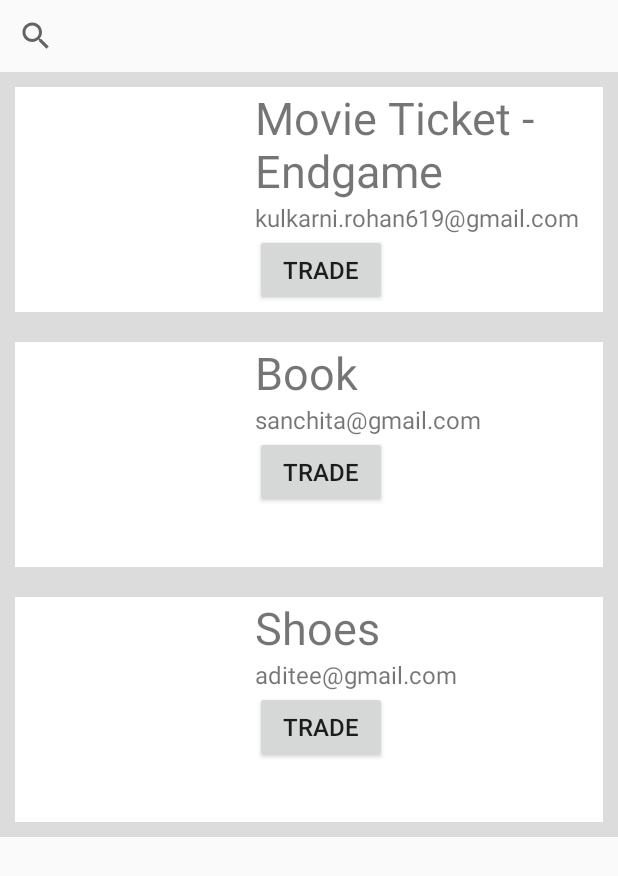
After one commit to averma74/AndroidProject_PaceArcadian, an Android app: the TradeInventory screen opened directly, with no data from a screen before it, on a phone screen of 412 x 824 dp. The commit adds this screen. Shown: the top 876 px of the screen. Run offline under Robolectric (Android 15) with nearby library versions, the phone set to English and light mode, and no system bars.

Commit message:
Trade feed functionality

```diff
--- a/PaceArcadian/app/src/main/AndroidManifest.xml
+++ b/PaceArcadian/app/src/main/AndroidManifest.xml
@@ -38,6 +38,7 @@
                 <category android:name="android.intent.category.LAUNCHER" />
             </intent-filter>
         </activity>
+        <activity android:name=".TradeInventory" />
     </application>
 
 </manifest>
--- a/PaceArcadian/app/src/main/java/com/example/pacearcadian/MainActivity.java
+++ b/PaceArcadian/app/src/main/java/com/example/pacearcadian/MainActivity.java
@@ -58,6 +58,7 @@ public class MainActivity extends AppCompatActivity {
         Button signOut = findViewById(R.id.sign_out);
         Button profile = findViewById(R.id.profile_button);
         Button inventory = findViewById(R.id.profile_inventory_button);
+        Button tradeFeed = findViewById(R.id.trade_feed_button);
         oldEmail = findViewById(R.id.old_email);
         password = findViewById(R.id.password);
         newPassword = findViewById(R.id.newPassword);
@@ -134,6 +135,9 @@ public class MainActivity extends AppCompatActivity {
             startActivity(new Intent(MainActivity.this, ProfileInventory.class));
             finish();
         });
+        tradeFeed.setOnClickListener(view->{
+            startActivity(new Intent(MainActivity.this,TradeInventory.class));
+        });
 
     }
 
--- /dev/null
+++ b/PaceArcadian/app/src/main/java/com/example/pacearcadian/TradeFeedRecyclerViewAdapter.java
@@ -0,0 +1,49 @@
+package com.example.pacearcadian;
+import android.content.Context;
+import android.support.annotation.NonNull;
+import android.support.v7.widget.RecyclerView;
+import android.view.View;
+import android.view.ViewGroup;
+import android.widget.TextView;
+
+import java.util.ArrayList;
+
+public class TradeFeedRecyclerViewAdapter extends RecyclerView.Adapter<RecyclerView.ViewHolder> {
+    private Context mContext;
+    private ArrayList<TradeItems> mItemsList = new ArrayList<>();
+    TradeFeedRecyclerViewAdapter(Context context, ArrayList<TradeItems> items) {
+        mContext = context;
+        mItemsList = items;
+    }
+    @NonNull
+    @Override
+    public RecyclerView.ViewHolder onCreateViewHolder(@NonNull ViewGroup viewGroup, int i) {
+        View view = View.inflate(mContext,R.layout.feed_item,null);
+        return new RecyclerViewHolder(view);
+    }
+
+    @Override
+    public void onBindViewHolder(@NonNull RecyclerView.ViewHolder viewHolder, int i) {
+        TradeItems inventoryItem = mItemsList.get(i);
+       RecyclerViewHolder recyclerViewHolder = (RecyclerViewHolder) viewHolder;
+       recyclerViewHolder.mTitle.setText(inventoryItem.getTitle());
+       recyclerViewHolder.mDescription.setText(inventoryItem.getDescription());
+    }
+
+    @Override
+    public int getItemCount() {
+        return mItemsList.size();
+    }
+    private class RecyclerViewHolder extends RecyclerView.ViewHolder {
+
+        TextView mTitle;
+        TextView mDescription;
+
+        RecyclerViewHolder(@NonNull View itemView) {
+            super(itemView);
+            mTitle = itemView.findViewById(R.id.title);
+            mDescription = itemView.findViewById(R.id.username);
+            //mImageView = itemView.findViewById(R.id.item_image);
+        }
+    }
+}
--- /dev/null
+++ b/PaceArcadian/app/src/main/java/com/example/pacearcadian/TradeInventory.java
@@ -0,0 +1,31 @@
+package com.example.pacearcadian;
+
+import android.app.Activity;
+import android.os.Bundle;
+import android.support.annotation.Nullable;
+import android.support.v7.widget.LinearLayoutManager;
+import android.support.v7.widget.RecyclerView;
+
+import java.util.ArrayList;
+
+public class TradeInventory extends Activity {
+    ArrayList<TradeItems> mItem = new ArrayList<>();
+    private TradeFeedRecyclerViewAdapter mAdapter;
+    @Override
+    protected void onCreate(@Nullable Bundle savedInstanceState) {
+        super.onCreate(savedInstanceState);
+        setContentView(R.layout.trade_feed);
+        RecyclerView recyclerView = findViewById(R.id.tradeFeeds);
+        recyclerView.setLayoutManager(new LinearLayoutManager(this));
+        mAdapter = new TradeFeedRecyclerViewAdapter(this, mItem);
+        recyclerView.setAdapter(mAdapter);
+        addData();
+    }
+    private void addData() {
+        mItem.add(new TradeItems("Movie Ticket - Endgame","kulkarni.rohan619@gmail.com"));
+        mItem.add(new TradeItems("Book", "sanchita@gmail.com"));
+        mItem.add(new TradeItems("Shoes", "aditee@gmail.com"));
+
+        mAdapter.notifyDataSetChanged();
+    }
+}
--- /dev/null
+++ b/PaceArcadian/app/src/main/java/com/example/pacearcadian/TradeItems.java
@@ -0,0 +1,19 @@
+package com.example.pacearcadian;
+
+public class TradeItems {
+    private String mTitle;
+    private String mUsername;
+
+    TradeItems(String title, String Username) {
+        mUsername = Username;
+        mTitle = title;
+    }
+
+    String getTitle() {
+        return mTitle;
+    }
+
+    String getDescription() {
+        return mUsername;
+    }
+}
--- a/PaceArcadian/app/src/main/res/layout/activity_main.xml
+++ b/PaceArcadian/app/src/main/res/layout/activity_main.xml
@@ -107,6 +107,17 @@
         android:textStyle="bold"
         tools:layout_editor_absoluteX="42dp"
         tools:layout_editor_absoluteY="312dp"
+        android:layout_above="@+id/trade_feed_button"
+        android:layout_alignStart="@+id/trade_feed_button" />
+    <Button
+        android:id="@+id/trade_feed_button"
+        style="?android:textAppearanceSmall"
+        android:layout_width="300dp"
+        android:layout_height="wrap_content"
+        android:text="@string/tradeFeed"
+        android:textStyle="bold"
+        tools:layout_editor_absoluteX="42dp"
+        tools:layout_editor_absoluteY="312dp"
         android:layout_above="@+id/profile_button"
         android:layout_alignStart="@+id/profile_button" />
 
--- /dev/null
+++ b/PaceArcadian/app/src/main/res/layout/feed_item.xml
@@ -0,0 +1,47 @@
+<?xml version="1.0" encoding="utf-8"?>
+<RelativeLayout
+    xmlns:android="http://schemas.android.com/apk/res/android" android:layout_width="match_parent"
+    android:layout_height="match_parent"
+    android:background="@color/common_google_signin_btn_text_light_disabled"
+    >
+    <RelativeLayout
+        android:layout_width="match_parent"
+        android:layout_height="wrap_content"
+        android:background="@color/cardview_light_background"
+        android:layout_margin="10dp">
+        <ImageView
+            android:id="@+id/item_image"
+            android:layout_width="150dp"
+            android:layout_height="150dp"
+            android:layout_alignParentTop="true"
+            android:src="@drawable/ic_add_a_photo_black_24dp"
+            android:padding="20dp"/>
+        <TextView
+            android:id="@+id/title"
+            android:layout_width="wrap_content"
+            android:layout_height="wrap_content"
+            android:layout_toEndOf="@id/item_image"
+            android:layout_marginStart="10dp"
+            android:textSize="30sp"
+            android:text="Item Title"/>
+
+        <TextView
+            android:id="@+id/username"
+            android:layout_width="wrap_content"
+            android:layout_height="wrap_content"
+            android:layout_below="@id/title"
+            android:layout_toEndOf="@id/item_image"
+            android:layout_marginStart="10dp"
+            android:textSize="16sp"
+            android:text="Sample Username"/>
+        <Button
+            android:id="@+id/tradeButton"
+            android:layout_width="wrap_content"
+            android:layout_height="wrap_content"
+            android:layout_below="@id/username"
+            android:layout_toEndOf="@id/item_image"
+            android:layout_marginStart="10dp"
+            android:textSize="16sp"
+            android:text="Trade"/>
+    </RelativeLayout>
+</RelativeLayout>
--- /dev/null
+++ b/PaceArcadian/app/src/main/res/layout/trade_feed.xml
@@ -0,0 +1,33 @@
+<?xml version="1.0" encoding="utf-8"?>
+<RelativeLayout
+    xmlns:android="http://schemas.android.com/apk/res/android"
+    android:layout_width="match_parent"
+    android:layout_height="match_parent"
+    android:orientation="vertical">
+    <RelativeLayout
+        android:layout_width="match_parent"
+        android:layout_height="wrap_content"
+        android:id="@+id/SearchBar"
+        >
+
+        <SearchView
+            android:layout_width="match_parent"
+            android:layout_height="wrap_content"
+
+            ></SearchView>
+    </RelativeLayout>
+    <RelativeLayout
+        android:layout_width="match_parent"
+        android:layout_height="wrap_content"
+        android:layout_below="@id/SearchBar"
+        >
+        <android.support.v7.widget.RecyclerView
+            android:id="@+id/tradeFeeds"
+            android:layout_width="match_parent"
+            android:layout_height="match_parent"
+            >
+
+        </android.support.v7.widget.RecyclerView>
+    </RelativeLayout>
+
+</RelativeLayout>
--- a/PaceArcadian/app/src/main/res/values/strings.xml
+++ b/PaceArcadian/app/src/main/res/values/strings.xml
@@ -57,5 +57,5 @@
     <string name="graduation_year">Graduation Year:</string>
     <string name="email_text_view">Email:</string>
     <string name="inventory">INVENTORY</string>
-
+    <string name="tradeFeed">Trade Feed</string>
 </resources>
```
